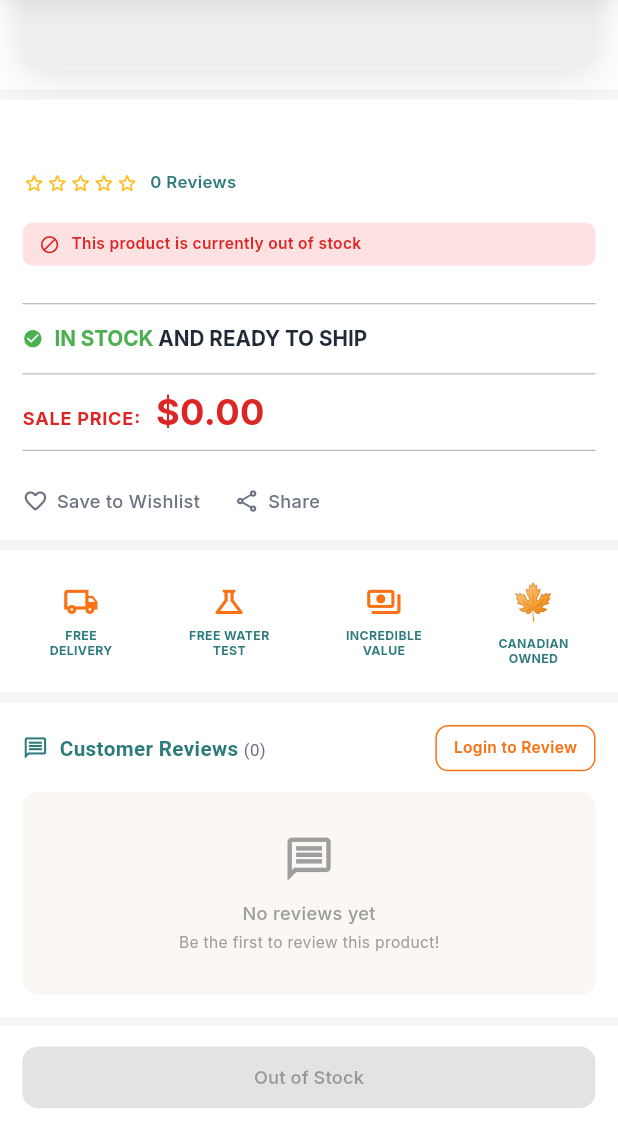
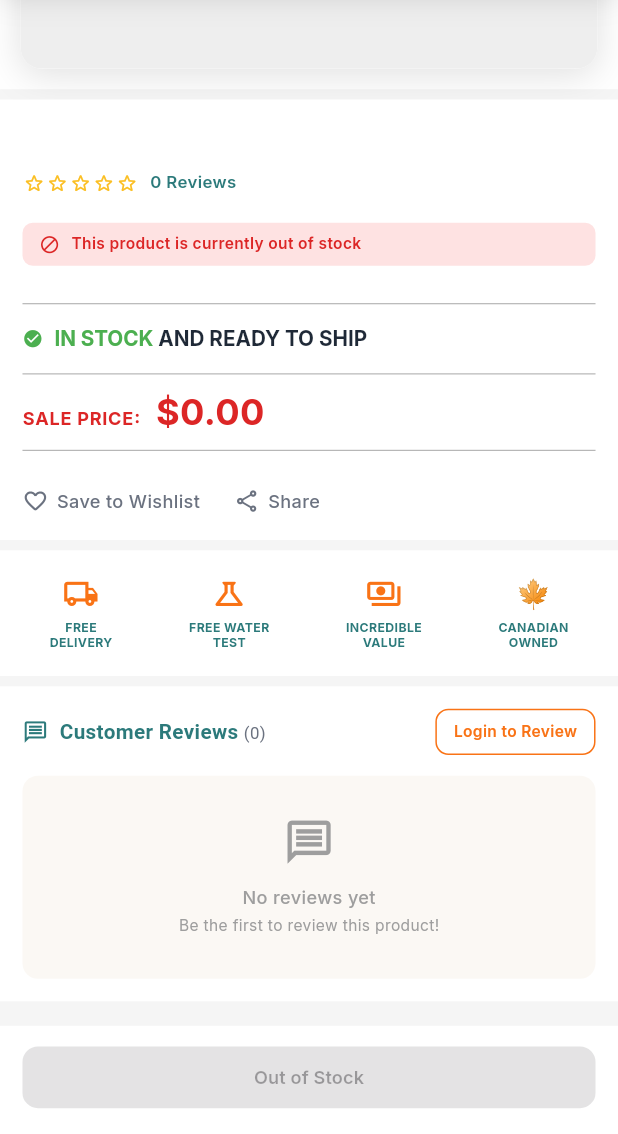
Before and after one commit to AhadQureshi99/retro_route-main, a Flutter app: the ProductDetailScreen screen opened directly with empty values, scrolled down 338 dp, on a phone screen of 412 x 824 dp, the part 102-1236 px from its top. Run offline on Flutter 3.47's test engine with Material 3 defaults, Android fonts, the phone set to English and light mode, and no system bars; our stand-ins replace cached_network_image, carousel_slider, confetti, curved_navigation_bar, dropdown_button2, firebase_core and 17 more; missing offline and left inert: flutter_stripe; accounts and stored records are empty; network calls fail.

Commit message:
feat: Pre-load saved delivery date in address editing and improve UI elements in onboarding and setup screens

```diff
--- a/lib/view/auth/setup/delivery_safety_screen.dart
+++ b/lib/view/auth/setup/delivery_safety_screen.dart
@@ -26,7 +26,7 @@ const _backyardOptions = [
   {
     'value': 'yes',
     'label': 'Yes — backyard drop-off',
-    'desc': "We'll enter and leave at your water.",
+    'desc': 'Your supplies will be placed in your designated area.',
   },
   {
     'value': 'no',
--- a/lib/view/auth/setup/water_setup_screen.dart
+++ b/lib/view/auth/setup/water_setup_screen.dart
@@ -14,10 +14,10 @@ const _waterTypes = [
 ];
 
 const _poolShapes = ['Rectangle', 'Round', 'Oval'];
-const _poolSanitizers = {'Chlorine': 'chlorine', 'Saltwater': 'saltwater', 'Bromine': 'bromine', 'Add Other': 'addOther', 'Not Sure': 'notSure'};
+const _poolSanitizers = {'Chlorine': 'chlorine', 'Saltwater': 'saltwater', 'Bromine': 'bromine', 'Add Other': 'addOther'};
 const _hotTubVolumesGal = {'300 gal': '300', '400 gal': '400', '500 gal': '500', 'Add Other': 'addOther', 'Not Sure': 'notSure'};
 const _hotTubVolumesL = {'1136 L': '300', '1514 L': '400', '1893 L': '500', 'Add Other': 'addOther', 'Not Sure': 'notSure'};
-const _hotTubSanitizers = {'Chlorine': 'chlorine', 'Bromine': 'bromine', 'Add Other': 'addOther', 'Not Sure': 'notSure'};
+const _hotTubSanitizers = {'Chlorine': 'chlorine', 'Bromine': 'bromine', 'Add Other': 'addOther'};
 const _hotTubUsage = {'Daily': 'daily', 'Weekly': 'weekly', 'Occasional': 'occasional'};
 
 class WaterSetupSection extends StatefulWidget {
--- a/lib/view/product/product_details_view.dart
+++ b/lib/view/product/product_details_view.dart
@@ -911,7 +911,16 @@ class _ProductDetailScreenState extends ConsumerState<ProductDetailScreen> {
                   _featureItem(Icons.science_outlined, "FREE WATER", "TEST"),
                   _featureItem(Icons.payments_outlined, "INCREDIBLE", "VALUE"),
                   _featureItemWidget(
-                    Text('🍁', style: TextStyle(fontSize: 28.sp)),
+                    SizedBox(
+                      height: 28.sp,
+                      width: 28.sp,
+                      child: Center(
+                        child: FittedBox(
+                          fit: BoxFit.contain,
+                          child: Text('🍁', style: TextStyle(fontSize: 28.sp, height: 1.0)),
+                        ),
+                      ),
+                    ),
                     "CANADIAN", "OWNED",
                   ),
                 ],
@@ -1000,7 +1009,7 @@ class _ProductDetailScreenState extends ConsumerState<ProductDetailScreen> {
                             SizedBox(width: 10.w),
                             Expanded(
                               child: Text(
-                                feature.replaceAll(RegExp(r'<[^>]*>'), '').replaceAll('&nbsp;', ' ').replaceAll('&amp;', '&').replaceAll('&lt;', '<').replaceAll('&gt;', '>').replaceAll('&quot;', '"').replaceAll('&#39;', "'"),
+                                feature.replaceAll(RegExp(r'<[^>]*>'), '').replaceAll('&nbsp;', ' ').replaceAll('&amp;', '&').replaceAll('&lt;', '<').replaceAll('&gt;', '>').replaceAll('&quot;', '"').replaceAll('&#39;', "'").replaceAll('by Retro Route Co', 'by\nRetro Route Co'),
                                 style: GoogleFonts.inter(
                                   fontSize: 14.sp,
                                   color: const Color(0xff1f2937),
--- a/lib/view/profile/widgets/delivery_safety_form.dart
+++ b/lib/view/profile/widgets/delivery_safety_form.dart
@@ -1340,7 +1340,7 @@ class _DeliverySafetyFormState extends State<DeliverySafetyForm> {
       {
         'value': 'yes',
         'label': 'Yes — backyard drop-off',
-        'desc': "We'll enter and leave at your water."
+        'desc': 'Your supplies will be placed in your designated area.'
       },
       {
         'value': 'no',
--- a/lib/view/profile/widgets/water_setup_form.dart
+++ b/lib/view/profile/widgets/water_setup_form.dart
@@ -110,14 +110,12 @@ class _WaterSetupFormState extends State<WaterSetupForm> {
     'Saltwater': 'saltwater',
     'Bromine': 'bromine',
     'Add Other': 'addOther',
-    'Not Sure': 'notSure',
   };
 
   static const _hotTubSanitizerMap = {
     'Chlorine': 'chlorine',
     'Bromine': 'bromine',
     'Add Other': 'addOther',
-    'Not Sure': 'notSure',
   };
 
   @override
--- a/lib/view/splash/q_onboarding_view4.dart
+++ b/lib/view/splash/q_onboarding_view4.dart
@@ -889,9 +889,6 @@ class _BookMyStopContentState extends State<BookMyStopContent> {
                             ),
                           ),
                           SizedBox(height: 4.h),
-                          Text('There is a visit fee but 100% becomes a credit on your account toward any supplies you purchase after your test.',
-                              style: GoogleFonts.inter(fontSize: 14.sp, color: Colors.grey.shade900, height: 1.4)),
-                          SizedBox(height: 4.h),
                           Text(r'100% of your $39 visit fee comes back as credit on any supplies you purchase after your test.',
                               style: GoogleFonts.inter(fontSize: 14.sp, color: Colors.grey.shade900, height: 1.4)),
                         ],
```
Also changed, not shown: lib/view/address/add_address_view.dart (+29 -0 lines), lib/view/dashboard/dashboard_view.dart (+10 -1 lines), lib/view/splash/q_onboarding_view.dart (+38 -5 lines).
